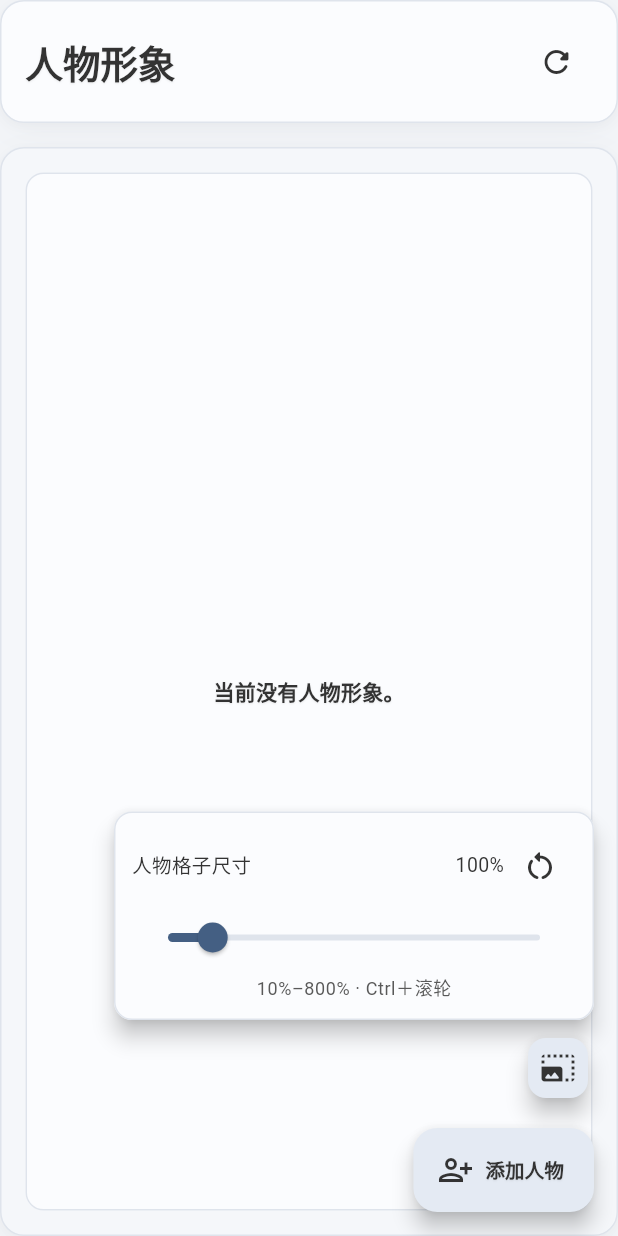
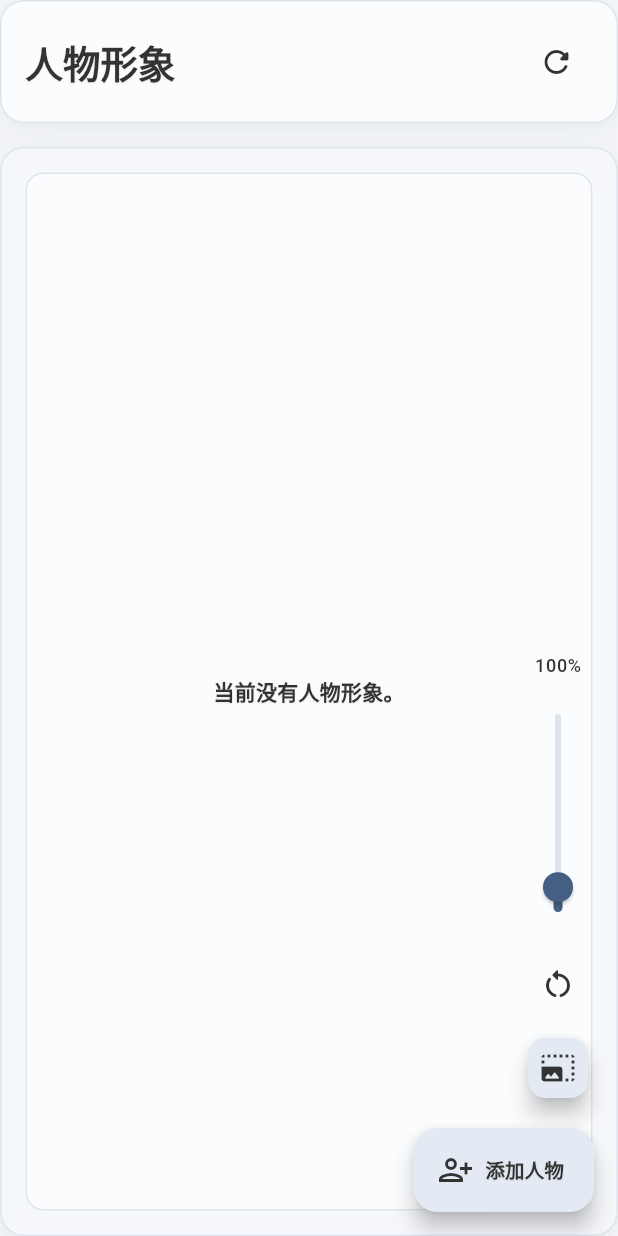
Before and after one commit to luojiang419/faceswap-studio, a Flutter app: the PersonasPage widget shown alone on an empty page, opened directly, after a tap on the "refresh" icon, after a tap on the "photo size select large" icon, on a phone screen of 412 x 824 dp. Run offline on Flutter 3.47's test engine with Material 3 defaults, Android fonts, the phone set to English and light mode, and no system bars; our stand-ins replace web; missing offline and left inert: dart:js_interop, desktop_drop, file_selector, media_kit, media_kit_video, webview_all; network calls fail; Roboto replaces fonts that are missing (Microsoft YaHei UI).

Commit message:
fix(personas): 尺寸滑杆居中悬浮并移除背景面板

```diff
--- a/faceswap studio/flutter_app/lib/features/personas/presentation/personas_page.dart
+++ b/faceswap studio/flutter_app/lib/features/personas/presentation/personas_page.dart
@@ -358,37 +358,27 @@ class _PersonasPageState extends State<PersonasPage> {
                 onEnter: (_) => setState(() => _zoomHovered = true),
                 onExit: (_) => setState(() => _zoomHovered = false),
                 child: Column(
-                  crossAxisAlignment: CrossAxisAlignment.end,
+                  crossAxisAlignment: CrossAxisAlignment.center,
                   mainAxisSize: MainAxisSize.min,
                   children: [
                     if (_zoomHovered || _zoomPinned)
-                      Container(
-                        width: math.min(
-                          320,
-                          math.max(0, constraints.maxWidth - 32),
-                        ),
-                        margin: const EdgeInsets.only(bottom: 8),
-                        child: Card(
-                          elevation: 6,
-                          child: Padding(
-                            padding: const EdgeInsets.all(12),
+                      SizedBox(
+                        width: 48,
                         child: Column(
                           mainAxisSize: MainAxisSize.min,
                           children: [
-                                Row(
-                                  children: [
-                                    const Expanded(child: Text('人物格子尺寸')),
-                                    Text('${_gridScale.round()}%'),
-                                    IconButton(
-                                      tooltip: '恢复 100%',
-                                      onPressed: () => _setGridScale(100),
-                                      icon: const Icon(
-                                        Icons.restart_alt_rounded,
+                            Text(
+                              '${_gridScale.round()}%',
+                              style: theme.textTheme.labelMedium,
                             ),
+                            SizedBox(
+                              height: math.min(
+                                180,
+                                math.max(80, constraints.maxHeight - 240),
                               ),
-                                  ],
-                                ),
-                                Slider(
+                              child: RotatedBox(
+                                quarterTurns: 3,
+                                child: Slider(
                                   key: const ValueKey(
                                     'persona-grid-scale-slider',
                                   ),
@@ -396,17 +386,18 @@ class _PersonasPageState extends State<PersonasPage> {
                                   min: 10,
                                   max: 800,
                                   divisions: 79,
-                                  label: '${_gridScale.round()}%',
                                   onChanged: _setGridScale,
                                   onChangeEnd: (_) => _persistGridScale(),
                                 ),
-                                Text(
-                                  '10%–800% · Ctrl＋滚轮',
-                                  style: theme.textTheme.bodySmall,
-                                ),
-                              ],
                               ),
                             ),
+                            IconButton(
+                              tooltip: '恢复 100%',
+                              onPressed: () => _setGridScale(100),
+                              icon: const Icon(Icons.restart_alt_rounded),
+                            ),
+                            const SizedBox(height: 8),
+                          ],
                         ),
                       ),
                     FloatingActionButton.small(
```
Also changed, not shown: 1 other file. Lines whose indentation alone changed are shown as unchanged.
